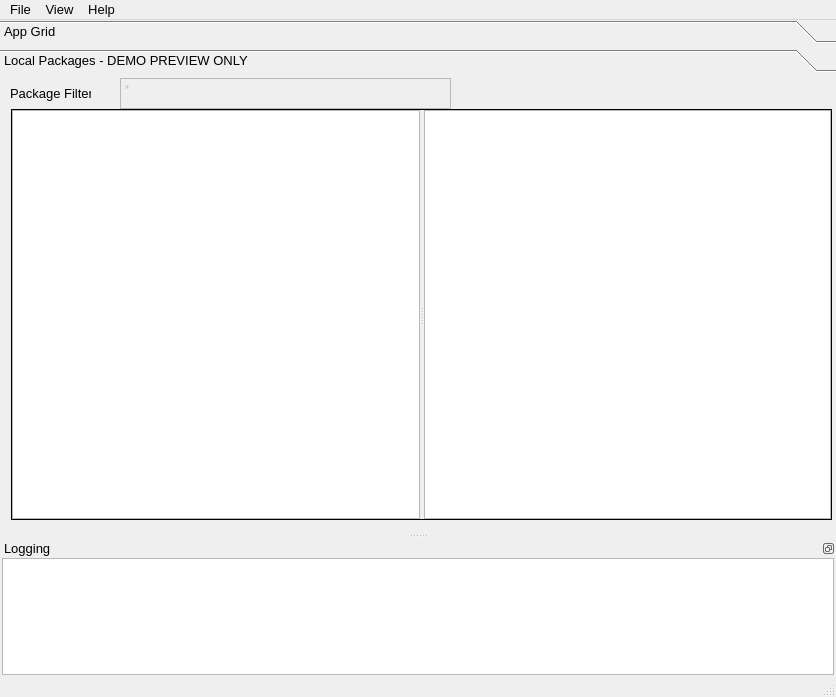
Before: the Qt Designer form src/conan_app_launcher/ui/main.ui in goszpeti/conan_explorer, drawn with Qt 5.
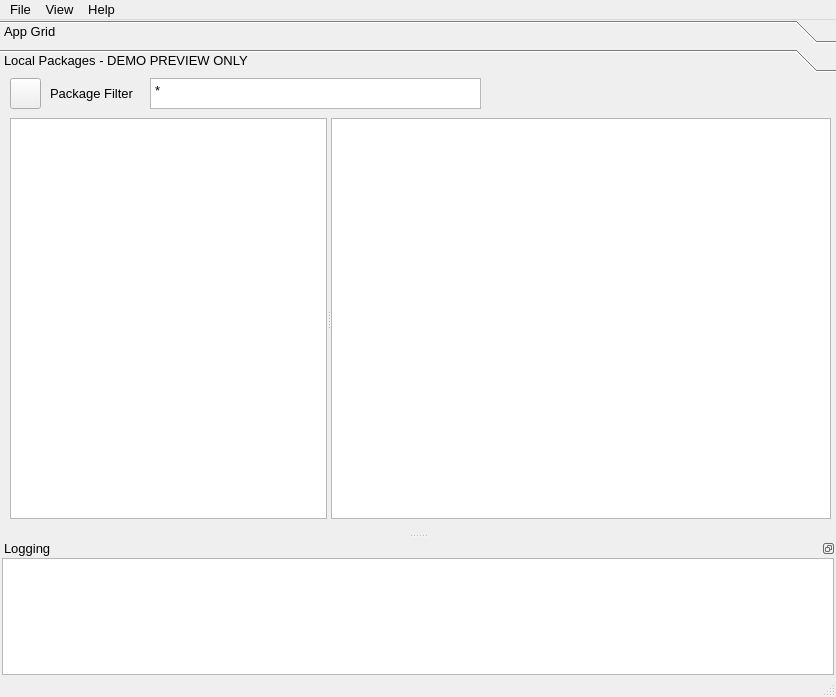
After: the same form once the commit is applied. The open tabs and pages were chosen to show the change. Icons and pictures are not drawn.

Commit message: Add new package selection view

What changed in the file:
```diff
--- a/src/conan_app_launcher/ui/main.ui
+++ b/src/conan_app_launcher/ui/main.ui
@@ -307,9 +307,9 @@
        <widget class="QLabel" name="package_filter_label">
         <property name="geometry">
          <rect>
-          <x>10</x>
+          <x>50</x>
           <y>5</y>
-          <width>81</width>
+          <width>91</width>
           <height>21</height>
          </rect>
         </property>
@@ -319,11 +319,11 @@
        </widget>
        <widget class="QTextEdit" name="package_filter_edit">
         <property name="enabled">
-         <bool>false</bool>
+         <bool>true</bool>
         </property>
         <property name="geometry">
          <rect>
-          <x>120</x>
+          <x>150</x>
           <y>0</y>
           <width>331</width>
           <height>31</height>
@@ -334,34 +334,76 @@
 &lt;html&gt;&lt;head&gt;&lt;meta name=&quot;qrichtext&quot; content=&quot;1&quot; /&gt;&lt;style type=&quot;text/css&quot;&gt;
 p, li { white-space: pre-wrap; }
 &lt;/style&gt;&lt;/head&gt;&lt;body style=&quot; font-family:'MS Shell Dlg 2'; font-size:10pt; font-weight:400; font-style:normal;&quot;&gt;
-&lt;p style=&quot; margin-top:0px; margin-bottom:0px; margin-left:0px; margin-right:0px; -qt-block-indent:0; text-indent:0px;&quot;&gt;&lt;span style=&quot; font-size:7.875pt;&quot;&gt;*&lt;/span&gt;&lt;/p&gt;&lt;/body&gt;&lt;/html&gt;</string>
+&lt;p style=&quot; margin-top:0px; margin-bottom:0px; margin-left:0px; margin-right:0px; -qt-block-indent:0; text-indent:0px;&quot;&gt;*&lt;/p&gt;&lt;/body&gt;&lt;/html&gt;</string>
+        </property>
+       </widget>
+       <widget class="QPushButton" name="refresh_button">
+        <property name="geometry">
+         <rect>
+          <x>10</x>
+          <y>0</y>
+          <width>31</width>
+          <height>31</height>
+         </rect>
+        </property>
+        <property name="text">
+         <string/>
         </property>
        </widget>
        <widget class="QSplitter" name="splitter">
         <property name="geometry">
          <rect>
-          <x>11</x>
-          <y>31</y>
+          <x>10</x>
+          <y>40</y>
           <width>821</width>
-          <height>411</height>
+          <height>401</height>
          </rect>
         </property>
-        <property name="sizePolicy">
-         <sizepolicy hsizetype="Preferred" vsizetype="Preferred">
-          <horstretch>0</horstretch>
-          <verstretch>0</verstretch>
-         </sizepolicy>
-        </property>
-        <property name="frameShape">
-         <enum>QFrame::Box</enum>
-        </property>
         <property name="orientation">
          <enum>Qt::Horizontal</enum>
         </property>
-        <property name="opaqueResize">
-         <bool>false</bool>
-        </property>
-        <widget class="QTreeView" name="package_view">
+        <widget class="QTreeView" name="package_select_view">
+         <property name="minimumSize">
+          <size>
+           <width>100</width>
+           <height>0</height>
+          </size>
+         </property>
+         <property name="baseSize">
+          <size>
+           <width>100</width>
+           <height>0</height>
+          </size>
+         </property>
+         <property name="indentation">
+          <number>10</number>
+         </property>
+         <property name="sortingEnabled">
+          <bool>true</bool>
+         </property>
+         <property name="animated">
+          <bool>true</bool>
+         </property>
+         <property name="headerHidden">
+          <bool>false</bool>
+         </property>
+         <attribute name="headerVisible">
+          <bool>false</bool>
+         </attribute>
+        </widget>
+        <widget class="QTreeView" name="package_file_view">
+         <property name="minimumSize">
+          <size>
+           <width>500</width>
+           <height>0</height>
+          </size>
+         </property>
+         <property name="baseSize">
+          <size>
+           <width>300</width>
+           <height>0</height>
+          </size>
+         </property>
          <property name="sizeAdjustPolicy">
           <enum>QAbstractScrollArea::AdjustToContents</enum>
          </property>
@@ -381,18 +423,6 @@
           <bool>true</bool>
          </property>
         </widget>
-        <widget class="QTextBrowser" name="package_info">
-         <property name="sizeAdjustPolicy">
-          <enum>QAbstractScrollArea::AdjustToContents</enum>
-         </property>
-         <property name="html">
-          <string>&lt;!DOCTYPE HTML PUBLIC &quot;-//W3C//DTD HTML 4.0//EN&quot; &quot;http://www.w3.org/TR/REC-html40/strict.dtd&quot;&gt;
-&lt;html&gt;&lt;head&gt;&lt;meta name=&quot;qrichtext&quot; content=&quot;1&quot; /&gt;&lt;style type=&quot;text/css&quot;&gt;
-p, li { white-space: pre-wrap; }
-&lt;/style&gt;&lt;/head&gt;&lt;body style=&quot; font-family:'MS Shell Dlg 2'; font-size:10pt; font-weight:400; font-style:normal;&quot;&gt;
-&lt;p style=&quot;-qt-paragraph-type:empty; margin-top:0px; margin-bottom:0px; margin-left:0px; margin-right:0px; -qt-block-indent:0; text-indent:0px;&quot;&gt;&lt;br /&gt;&lt;/p&gt;&lt;/body&gt;&lt;/html&gt;</string>
-         </property>
-        </widget>
        </widget>
       </widget>
      </widget>
```
The commit also changes 7 other files.
